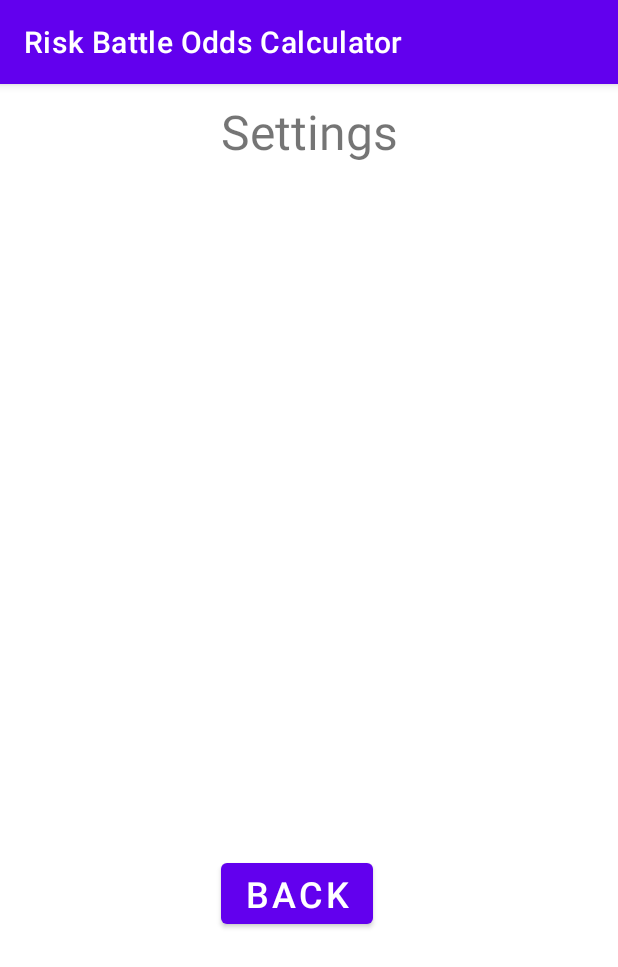
After one commit to Napomoi/AD340GroupProject, an Android app: the SettingsActivity screen opened directly, with no data from a screen before it, on a phone screen of 412 x 824 dp. The commit adds this screen. Shown: the top 967 px of the screen. Run offline under Robolectric (Android 15) with nearby library versions, the phone set to English and light mode, and no system bars.

Commit message:
Added second Settings screen Donald Mains 6/7/2022

```diff
--- /dev/null
+++ b/JAVAMEETUI/app/src/main/java/com/example/javameetui/SettingsActivity.java
@@ -0,0 +1,33 @@
+package com.example.javameetui;
+
+import android.content.Intent;
+import android.os.Bundle;
+import android.view.View;
+import android.widget.Button;
+import android.widget.TextView;
+import android.widget.ToggleButton;
+
+import androidx.appcompat.app.AppCompatActivity;
+
+import java.text.BreakIterator;
+
+
+public class SettingsActivity extends AppCompatActivity {
+    Button back;
+    @Override
+    protected void onCreate(Bundle savedInstanceState) {
+        super.onCreate(savedInstanceState);
+        setContentView(R.layout.settings);
+        back = (Button) findViewById(R.id.back);
+        back.setOnClickListener(new View.OnClickListener() {
+            @Override
+            public void onClick(View v) {
+                openNewActivity();
+            }
+        });
+    }
+    public void openNewActivity(){
+        Intent intent2 = new Intent(this, MainActivity.class);
+        startActivity(intent2);
+    }
+}
--- /dev/null
+++ b/JAVAMEETUI/app/src/main/res/layout/settings.xml
@@ -0,0 +1,33 @@
+<?xml version="1.0" encoding="utf-8"?>
+<androidx.constraintlayout.widget.ConstraintLayout xmlns:android="http://schemas.android.com/apk/res/android"
+    xmlns:app="http://schemas.android.com/apk/res-auto"
+    xmlns:tools="http://schemas.android.com/tools"
+    android:layout_width="match_parent"
+    android:layout_height="match_parent"
+    tools:context=".SettingsActivity">
+
+    <TextView
+        android:id="@+id/welcomeToSecondActivity"
+        android:layout_width="wrap_content"
+        android:layout_height="wrap_content"
+        android:padding="10dp"
+        app:layout_constraintStart_toStartOf="parent"
+        app:layout_constraintEnd_toEndOf="parent"
+        app:layout_constraintTop_toTopOf="parent"
+        android:text="Settings"
+        android:textSize="32dp"/>
+
+
+    <Button
+        android:id="@+id/back"
+        android:layout_width="wrap_content"
+        android:layout_height="wrap_content"
+        android:layout_marginEnd="16dp"
+        android:textSize="24sp"
+        android:layout_marginTop="450dp"
+        android:layout_marginBottom="84dp"
+        android:text="Back"
+        app:layout_constraintStart_toStartOf="parent"
+        app:layout_constraintEnd_toEndOf="parent"
+        app:layout_constraintTop_toBottomOf="@+id/welcomeToSecondActivity" />
+</androidx.constraintlayout.widget.ConstraintLayout>
--- /dev/null
+++ b/JAVAMEETUI/app/src/main/res/values/ids.xml
@@ -0,0 +1,4 @@
+<?xml version="1.0" encoding="utf-8"?>
+<resources>
+    <item name="btnBack" type="id" />
+</resources>
```
Also changed, not shown: JAVAMEETUI/app/src/main/java/com/example/javameetui/MainActivity.java (+13 -9 lines), JAVAMEETUI/app/src/main/res/layout/activity_main.xml (+10 -10 lines), 1 other file.
